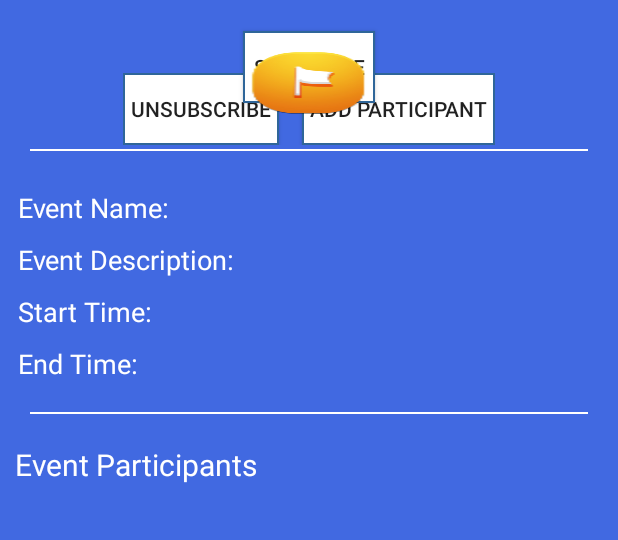
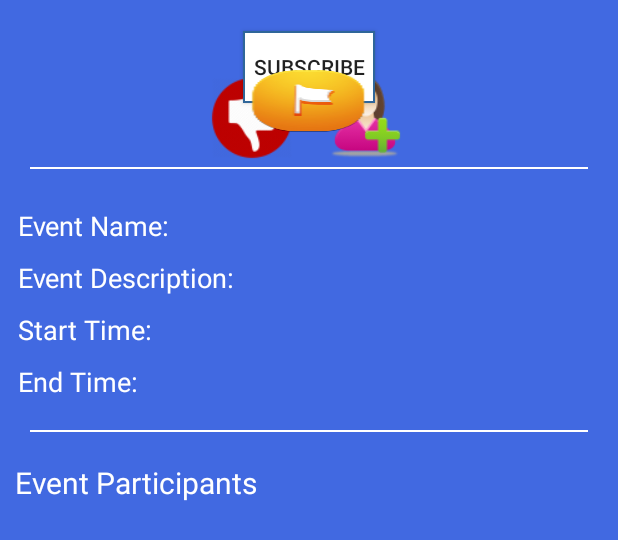
Before and after one commit to kunalbarve/SkiBuddy, an Android app: the layout activity_event_details.xml on its own in the app's theme, with its tools: preview values and no code run, on a phone screen of 412 x 824 dp. Shown: the top 540 px of the screen. Run offline under Robolectric (Android 15) with nearby library versions, the phone set to English and light mode, and no system bars.

Commit message:
updated joined event ui

```diff
--- a/app/src/main/res/layout/activity_event_details.xml
+++ b/app/src/main/res/layout/activity_event_details.xml
@@ -37,20 +37,18 @@
 
             <Button
                 android:id="@+id/unSubscribeButton"
-                android:layout_width="wrap_content"
-                android:layout_height="wrap_content"
-                android:background="@drawable/edit_style"
+                android:layout_width="60dp"
+                android:layout_height="60dp"
+                android:background="@mipmap/reject"
                 android:padding="5dp"
-                android:layout_marginRight="15dp"
-                android:text="UnSubscribe" />
+                android:layout_marginRight="15dp" />
 
             <Button
                 android:id="@+id/addParticipantButton"
-                android:layout_width="wrap_content"
-                android:layout_height="wrap_content"
-                android:background="@drawable/edit_style"
-                android:padding="5dp"
-                android:text="Add Participant" />
+                android:layout_width="60dp"
+                android:layout_height="60dp"
+                android:background="@mipmap/adduser"
+                android:padding="5dp" />
         </LinearLayout>
 
         <Button
```
Also changed, not shown: app/src/main/adduser-web.png (added), app/src/main/reject-web.png (added), app/src/main/res/mipmap-hdpi/adduser.png (added), app/src/main/res/mipmap-hdpi/reject.png (added), app/src/main/res/mipmap-mdpi/adduser.png (added), app/src/main/res/mipmap-mdpi/reject.png (added), app/src/main/res/mipmap-xhdpi/adduser.png (added), app/src/main/res/mipmap-xhdpi/reject.png (added), app/src/main/res/mipmap-xxhdpi/adduser.png (added), app/src/main/res/mipmap-xxhdpi/reject.png (added), app/src/main/res/mipmap-xxxhdpi/adduser.png (added), app/src/main/res/mipmap-xxxhdpi/reject.png (added).
